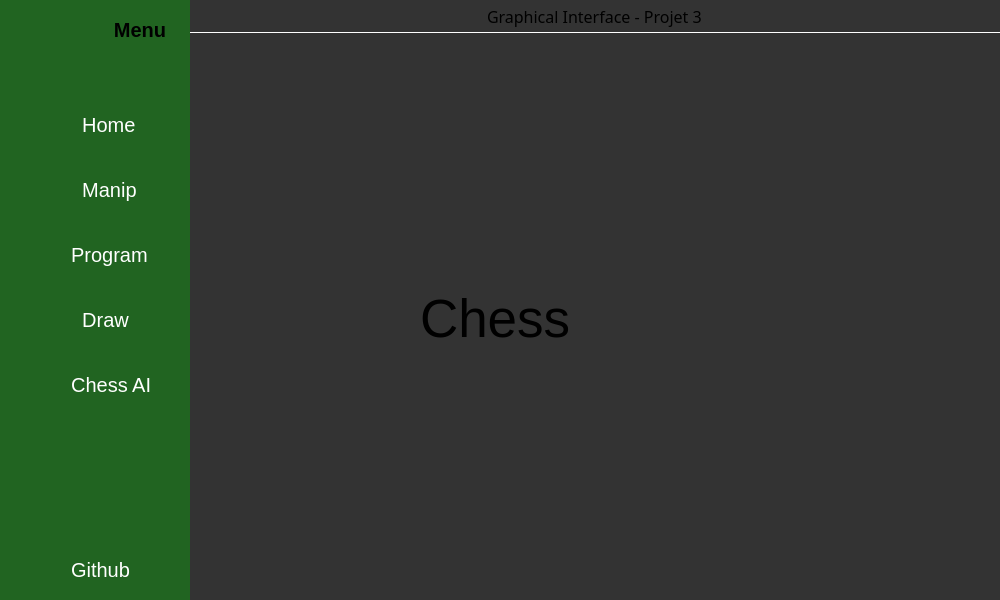
Old version of the form GUI/Designer/gui.ui in the repository SirajHabsaia/RobotArm.
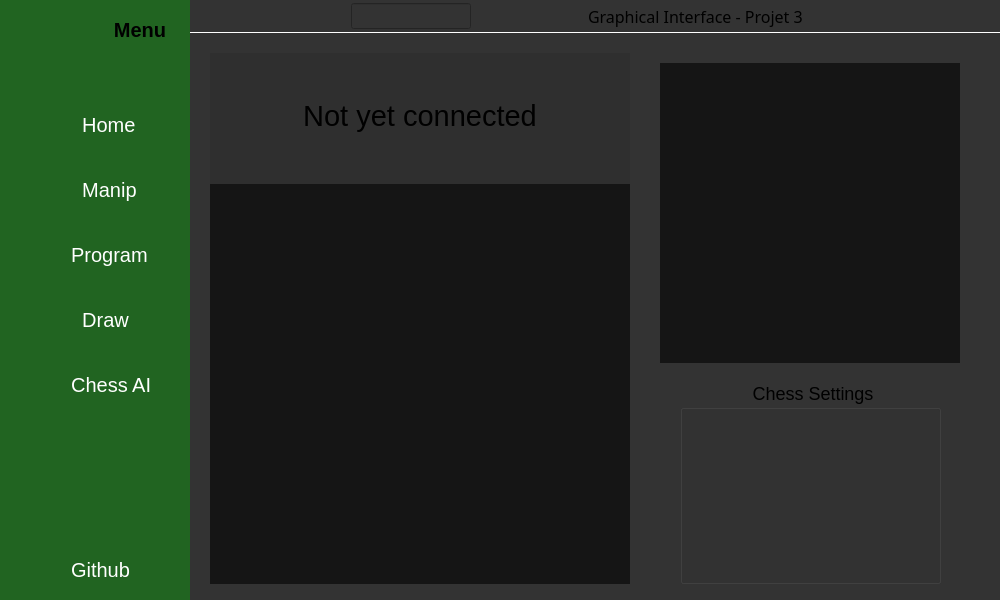
New version of the form. The open tabs and pages were chosen to show the change. Icons and pictures are not drawn.

The edit to the form file:
```diff
--- a/GUI/Designer/gui.ui
+++ b/GUI/Designer/gui.ui
@@ -888,6 +888,56 @@
             </property>
            </widget>
           </item>
+          <item>
+           <widget class="QPushButton" name="abortBtn">
+            <property name="text">
+             <string/>
+            </property>
+            <property name="icon">
+             <iconset resource="resources.qrc">
+              <normaloff>:/images/abort.png</normaloff>:/images/abort.png</iconset>
+            </property>
+            <property name="iconSize">
+             <size>
+              <width>24</width>
+              <height>24</height>
+             </size>
+            </property>
+            <property name="checkable">
+             <bool>true</bool>
+            </property>
+           </widget>
+          </item>
+          <item>
+           <widget class="QLineEdit" name="devLineEdit">
+            <property name="minimumSize">
+             <size>
+              <width>120</width>
+              <height>26</height>
+             </size>
+            </property>
+           </widget>
+          </item>
+          <item>
+           <widget class="QPushButton" name="devBtn">
+            <property name="text">
+             <string/>
+            </property>
+            <property name="icon">
+             <iconset resource="resources.qrc">
+              <normaloff>:/images/send.png</normaloff>:/images/send.png</iconset>
+            </property>
+            <property name="iconSize">
+             <size>
+              <width>24</width>
+              <height>24</height>
+             </size>
+            </property>
+            <property name="checkable">
+             <bool>true</bool>
+            </property>
+           </widget>
+          </item>
           <item>
            <spacer name="horizontalSpacer_6">
             <property name="orientation">
@@ -4037,24 +4087,98 @@
           </widget>
          </widget>
          <widget class="QWidget" name="page_chess">
-          <widget class="QLabel" name="label_5">
+          <widget class="QWidget" name="chessWidget_2" native="true">
            <property name="geometry">
             <rect>
-             <x>230</x>
-             <y>250</y>
-             <width>151</width>
-             <height>71</height>
+             <x>470</x>
+             <y>30</y>
+             <width>300</width>
+             <height>300</height>
             </rect>
            </property>
-           <property name="font">
-            <font>
-             <pointsize>40</pointsize>
-            </font>
+           <property name="minimumSize">
+            <size>
+             <width>300</width>
+             <height>300</height>
+            </size>
            </property>
-           <property name="text">
-            <string>Chess</string>
+           <property name="styleSheet">
+            <string notr="true">background-color: rgb(21, 21, 21);</string>
            </property>
           </widget>
+          <widget class="QGroupBox" name="groupBox">
+           <property name="geometry">
+            <rect>
+             <x>490</x>
+             <y>350</y>
+             <width>261</width>
+             <height>201</height>
+            </rect>
+           </property>
+           <property name="styleSheet">
+            <string notr="true">QGroupBox {
+    font-family: &quot;Segoe UI&quot;;
+    font-size: 18px;
+}
+QGroupBox::title {
+    letter-spacing: 2px;
+	subcontrol-position: top center;
+}
+</string>
+           </property>
+           <property name="title">
+            <string>Chess Settings</string>
+           </property>
+          </widget>
+          <widget class="QWidget" name="widget" native="true">
+           <property name="geometry">
+            <rect>
+             <x>20</x>
+             <y>20</y>
+             <width>420</width>
+             <height>531</height>
+            </rect>
+           </property>
+           <property name="minimumSize">
+            <size>
+             <width>420</width>
+             <height>0</height>
+            </size>
+           </property>
+           <property name="styleSheet">
+            <string notr="true">background-color: rgb(47, 47, 47);</string>
+           </property>
+           <layout class="QVBoxLayout" name="verticalLayout_17">
+            <item>
+             <widget class="QLabel" name="label_5">
+              <property name="font">
+               <font>
+                <pointsize>22</pointsize>
+               </font>
+              </property>
+              <property name="text">
+               <string>Not yet connected</string>
+              </property>
+              <property name="alignment">
+               <set>Qt::AlignmentFlag::AlignCenter</set>
+              </property>
+             </widget>
+            </item>
+            <item>
+             <widget class="QWidget" name="chessWidget" native="true">
+              <property name="minimumSize">
+               <size>
+                <width>400</width>
+                <height>400</height>
+               </size>
+              </property>
+              <property name="styleSheet">
+               <string notr="true">background-color: rgb(21, 21, 21);</string>
+              </property>
+             </widget>
+            </item>
+           </layout>
+          </widget>
          </widget>
         </widget>
        </item>
```
Left out of the diff: 27 changed lines with no effect on the pictures.
